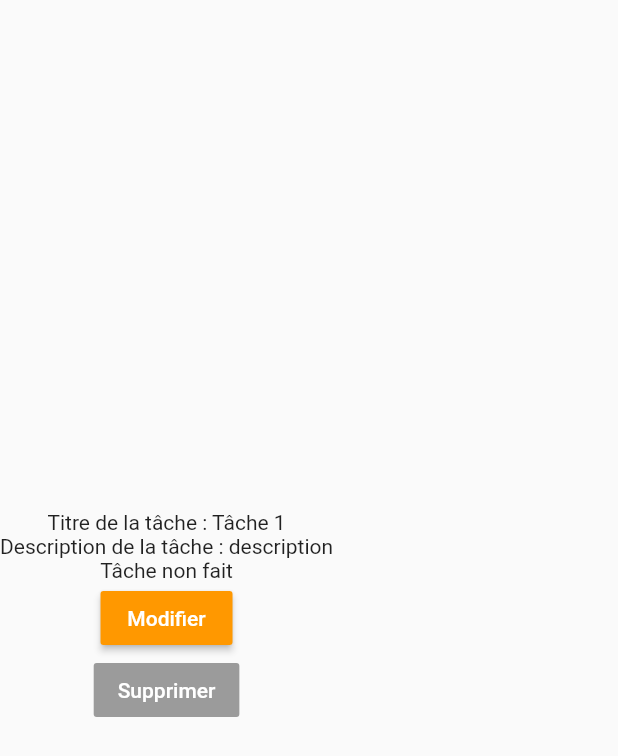
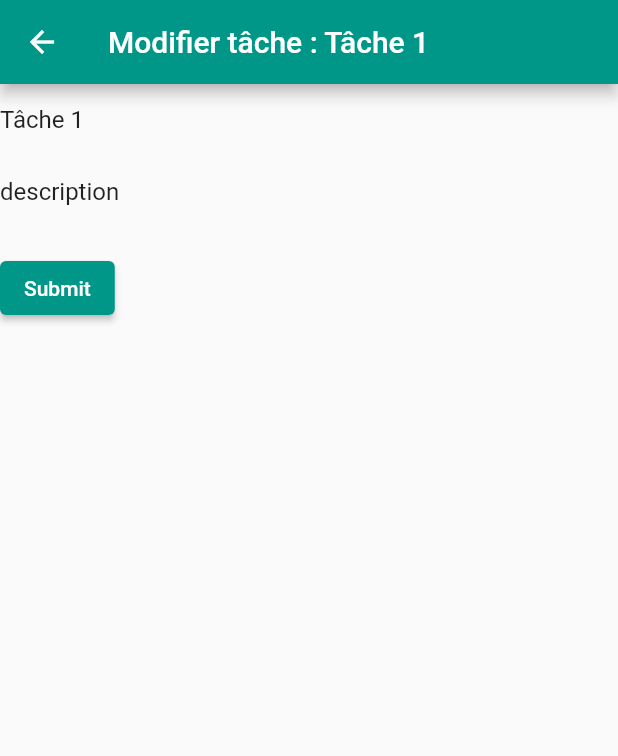
Before and after one commit to blardtony/todolist-flutter, a Flutter app: the TodoDetails widget shown alone on an empty page, opened directly with sample values from the repository, after a tap on "Modifier", on a phone screen of 412 x 824 dp. Shown: the top 756 px of the screen. Run offline on Flutter 3.47's test engine with Material 2 defaults, Android fonts, the phone set to English and light mode, and no system bars.

Commit message:
Todo Form Done and working

```diff
--- a/lib/widgets/TodoDetails.dart
+++ b/lib/widgets/TodoDetails.dart
@@ -1,5 +1,6 @@
 import 'package:flutter/material.dart';
 import 'package:todolist/models/Todo.dart';
+import 'package:todolist/widgets/pages/OneTodoPage.dart';
 
 class TodoDetails extends StatefulWidget {
 
@@ -14,9 +15,7 @@ class TodoDetails extends StatefulWidget {
 
 class _TodoDetails extends State<TodoDetails>{
 
-  _modifyTodo() {
 
-  }
 
   _deleteTodo() {
     widget.delete(widget.todo);
@@ -33,7 +32,14 @@ class _TodoDetails extends State<TodoDetails>{
         RaisedButton(
             color: Colors.orange,
             textColor: Colors.white,
-            onPressed: (!widget.todo.done) ? _modifyTodo : null,
+            onPressed: (!widget.todo.done) ? () {
+              Navigator.push(
+                  context,
+                  MaterialPageRoute(
+                      builder: (context) => OneTodoPage(todo: widget.todo)
+                  )
+              );
+            }: null,
             child: Text("Modifier")
         ),
         RaisedButton(
--- /dev/null
+++ b/lib/widgets/TodoForm.dart
@@ -0,0 +1,92 @@
+import 'package:flutter/material.dart';
+import 'package:todolist/models/Todo.dart';
+
+class TodoForm extends StatefulWidget {
+
+  final Todo todo;
+
+  TodoForm({Key key, this.todo}): super(key: key);
+
+  @override
+  _TodoFormState createState() =>  _TodoFormState();
+
+}
+
+class _TodoFormState extends State<TodoForm> {
+  final _formKey = GlobalKey<FormState>();
+  TextEditingController  titleTask = TextEditingController();
+  TextEditingController  contentTask = TextEditingController();
+
+  @override
+  void initState() {
+    super.initState();
+
+    // Start listening to changes.
+    titleTask.text = widget.todo.title;
+    contentTask.text = widget.todo.content;
+  }
+  @override
+  Widget build(BuildContext context) {
+    return Form(
+      key: _formKey,
+      child: Column(
+        crossAxisAlignment: CrossAxisAlignment.start,
+        children: <Widget>[
+          TextFormField(
+            decoration: InputDecoration(
+                border: InputBorder.none,
+                hintText: 'Titre de la tâche'
+            ),
+            controller: titleTask,
+            validator: (value) {
+              if (value.isEmpty) {
+                return 'Please enter some text';
+              }
+              return null;
+            },
+          ),
+          TextFormField(
+            decoration: InputDecoration(
+                border: InputBorder.none,
+                hintText: 'Description de la tâche'
+            ),
+            controller: contentTask,
+            validator: (value) {
+              if (value.isEmpty) {
+                return 'Please enter some text';
+              }
+              return null;
+            },
+          ),
+          Padding(
+            padding: const EdgeInsets.symmetric(vertical: 16.0),
+            child: ElevatedButton(
+              onPressed: () {
+                // Validate returns true if the form is valid, or false
+                // otherwise.
+                if (_formKey.currentState.validate()) {
+                  // If the form is valid, display a Snackbar.
+                  Scaffold.of(context)
+                      .showSnackBar(SnackBar(content: Text('Processing Data')));
+                      setState(() {
+                        widget.todo.title = titleTask.text;
+                        widget.todo.content = contentTask.text;
+
+                      });
+                  Navigator.pushNamed(context, '/');
+                }else {
+                  Scaffold.of(context)
+                      .showSnackBar(SnackBar(
+                        content: Text('Invalid Data'),
+                        backgroundColor: Colors.red,
+                  ));
+                }
+              },
+              child: Text('Submit'),
+            ),
+          ),
+        ],
+      ),
+    );
+  }
+}
--- /dev/null
+++ b/lib/widgets/pages/OneTodoPage.dart
@@ -0,0 +1,30 @@
+import 'package:flutter/material.dart';
+import 'package:todolist/models/Todo.dart';
+import 'package:todolist/widgets/TodoForm.dart';
+
+class OneTodoPage extends StatefulWidget {
+
+  final Todo todo;
+
+  OneTodoPage({Key key, this.todo}): super(key: key);
+
+  @override
+  _OneTodoPageState createState() =>  _OneTodoPageState();
+
+}
+
+class _OneTodoPageState extends State<OneTodoPage> {
+
+
+  @override
+  Widget build(BuildContext context) {
+    return Scaffold(
+        appBar: AppBar(
+        title: Text("Modifier tâche : ${widget.todo.title}"),
+    ),
+    body: Container(
+      child: TodoForm(todo: widget.todo),
+    )
+    );
+  }
+}
```
Also changed, not shown: lib/widgets/app/MyApp.dart (+6 -1 lines).
